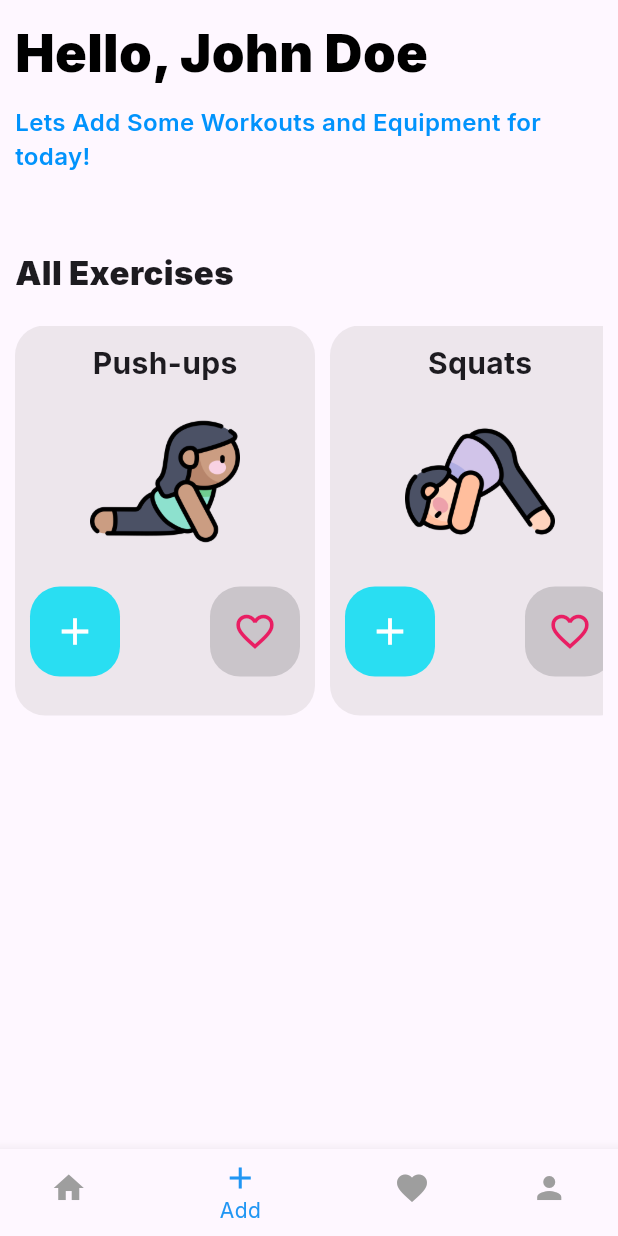
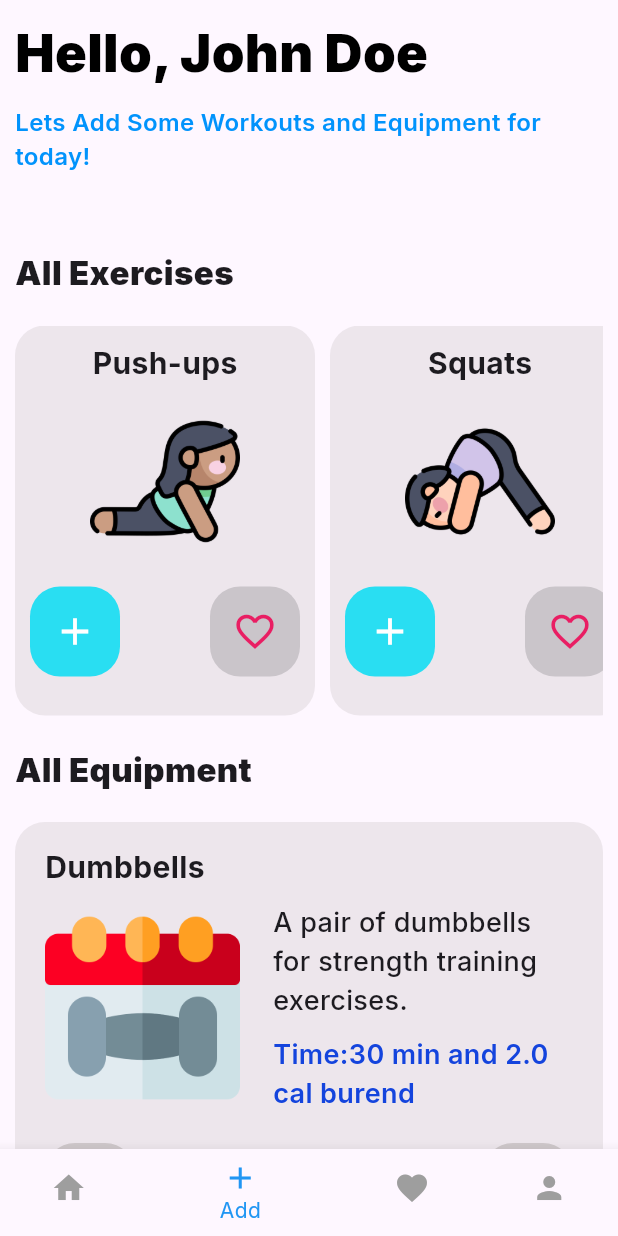
Before and after one commit to THARINDUnirmal/flutter-gym-app, a Flutter app: the screen it shows after launch, item 2 of the bottom bar chosen, on a phone screen of 412 x 824 dp. Run offline on Flutter 3.47's test engine with Material 3 defaults, Android fonts, the phone set to English and light mode, and no system bars; our stand-ins replace google_fonts.

Commit message:
Equipment List view added

```diff
--- a/lib/pages/add_page.dart
+++ b/lib/pages/add_page.dart
@@ -1,9 +1,11 @@
 import 'package:flutter/material.dart';
+import 'package:gym_app/data/equipment_data.dart';
 import 'package:gym_app/data/exercise_data.dart';
 import 'package:gym_app/data/user_data.dart';
+import 'package:gym_app/modles/equipment_modle.dart';
 import 'package:gym_app/modles/exercise_modle.dart';
-import 'package:gym_app/modles/user_modle.dart';
 import 'package:gym_app/utils/colors.dart';
+import 'package:gym_app/widgets/add_equipment_card.dart';
 import 'package:gym_app/widgets/add_exercise_card.dart';
 
 class AddPage extends StatefulWidget {
@@ -21,7 +23,6 @@ class _AddPageState extends State<AddPage> {
         child: Padding(
           padding: const EdgeInsets.all(10.0),
           child: SafeArea(
-            child: SingleChildScrollView(
             child: Column(
               crossAxisAlignment: CrossAxisAlignment.start,
               children: [
@@ -95,8 +96,37 @@ class _AddPageState extends State<AddPage> {
                     },
                   ),
                 ),
+                const SizedBox(
+                  height: 20,
+                ),
+                const Text(
+                  "All Equipment",
+                  style: TextStyle(
+                    fontSize: 22,
+                    fontWeight: FontWeight.w900,
+                  ),
+                ),
+                const SizedBox(
+                  height: 20,
+                ),
+                SizedBox(
+                  height: 300,
+                  width: double.infinity,
+                  child: ListView.builder(
+                    itemCount: equipmentList.length,
+                    itemBuilder: (context, index) {
+                      EquipmentModle equipmenData = equipmentList[index];
+                      return AddEquipmentCard(
+                        equipmentName: equipmenData.equipmentName,
+                        equipmentDescription: equipmenData.equipmentDescription,
+                        equipmentImage: equipmenData.equipmentImageUrl,
+                        numberOfMuinits: equipmenData.noOfMinuites,
+                        numberOfCal: equipmenData.noOfCalories,
+                      );
+                    },
+                  ),
+                )
               ],
-              ),
             ),
           ),
         ),
--- /dev/null
+++ b/lib/widgets/add_equipment_card.dart
@@ -0,0 +1,132 @@
+import 'package:flutter/material.dart';
+import 'package:gym_app/utils/colors.dart';
+
+class AddEquipmentCard extends StatefulWidget {
+  final String equipmentName;
+  final String equipmentImage;
+  final String equipmentDescription;
+  final int numberOfMuinits;
+  final double numberOfCal;
+
+  const AddEquipmentCard({
+    super.key,
+    required this.equipmentName,
+    required this.equipmentImage,
+    required this.equipmentDescription,
+    required this.numberOfMuinits,
+    required this.numberOfCal,
+  });
+
+  @override
+  State<AddEquipmentCard> createState() => _AddEquipmentCardState();
+}
+
+class _AddEquipmentCardState extends State<AddEquipmentCard> {
+  @override
+  Widget build(BuildContext context) {
+    return Container(
+      width: double.infinity,
+      margin: const EdgeInsets.only(bottom: 20),
+      height: 320,
+      padding: const EdgeInsets.symmetric(horizontal: 20, vertical: 15),
+      decoration: BoxDecoration(
+        borderRadius: BorderRadius.circular(20),
+        color: kEquipmentCardFilltColor,
+      ),
+      child: Column(
+        crossAxisAlignment: CrossAxisAlignment.start,
+        children: [
+          Text(
+            widget.equipmentName,
+            style: const TextStyle(
+              fontSize: 20,
+              fontWeight: FontWeight.w700,
+            ),
+          ),
+          const SizedBox(
+            height: 10,
+          ),
+          Row(
+            mainAxisAlignment: MainAxisAlignment.spaceBetween,
+            children: [
+              Image.asset(
+                widget.equipmentImage,
+                width: 130,
+                fit: BoxFit.cover,
+              ),
+              SizedBox(
+                width: 200,
+                child: Column(
+                  children: [
+                    Text(
+                      widget.equipmentDescription,
+                      style: const TextStyle(
+                        fontSize: 18,
+                        fontWeight: FontWeight.w500,
+                      ),
+                    ),
+                    const SizedBox(
+                      height: 10,
+                    ),
+                    Text(
+                      "Time:${widget.numberOfMuinits} min and ${widget.numberOfCal} cal burend",
+                      style: const TextStyle(
+                        fontSize: 18,
+                        fontWeight: FontWeight.w600,
+                        color: kmainBlueColor,
+                      ),
+                    ),
+                  ],
+                ),
+              )
+            ],
+          ),
+          const SizedBox(
+            height: 20,
+          ),
+          Row(
+            mainAxisAlignment: MainAxisAlignment.spaceBetween,
+            children: [
+              Container(
+                width: 60,
+                height: 60,
+                decoration: BoxDecoration(
+                  borderRadius: BorderRadius.circular(20),
+                  color: const Color.fromARGB(130, 176, 169, 169),
+                ),
+                child: Center(
+                  child: IconButton(
+                    onPressed: () {},
+                    icon: const Icon(
+                      Icons.add,
+                      size: 30,
+                      color: Colors.blue,
+                    ),
+                  ),
+                ),
+              ),
+              Container(
+                width: 60,
+                height: 60,
+                decoration: BoxDecoration(
+                  borderRadius: BorderRadius.circular(20),
+                  color: const Color.fromARGB(130, 176, 169, 169),
+                ),
+                child: Center(
+                  child: IconButton(
+                    onPressed: () {},
+                    icon: const Icon(
+                      Icons.favorite_border,
+                      size: 30,
+                      color: Colors.pink,
+                    ),
+                  ),
+                ),
+              ),
+            ],
+          ),
+        ],
+      ),
+    );
+  }
+}
```
Lines whose indentation alone changed are shown as unchanged.
